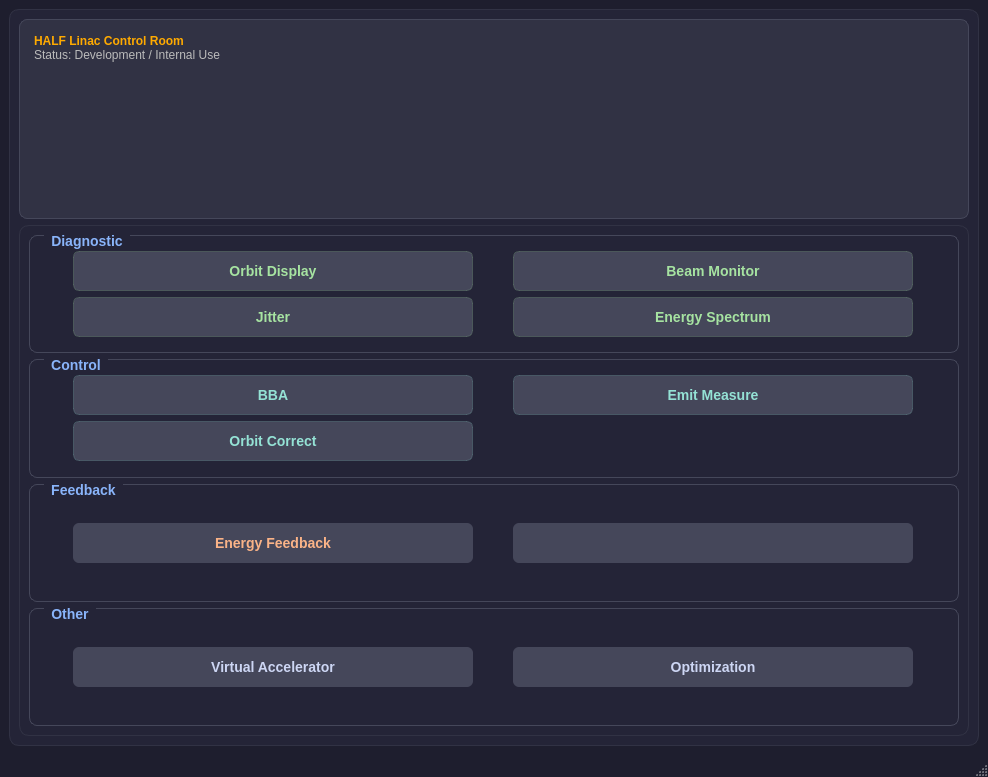
Old version of the form src/apps/launcher/gui.ui in the repository ustc-zhr/half_linac.
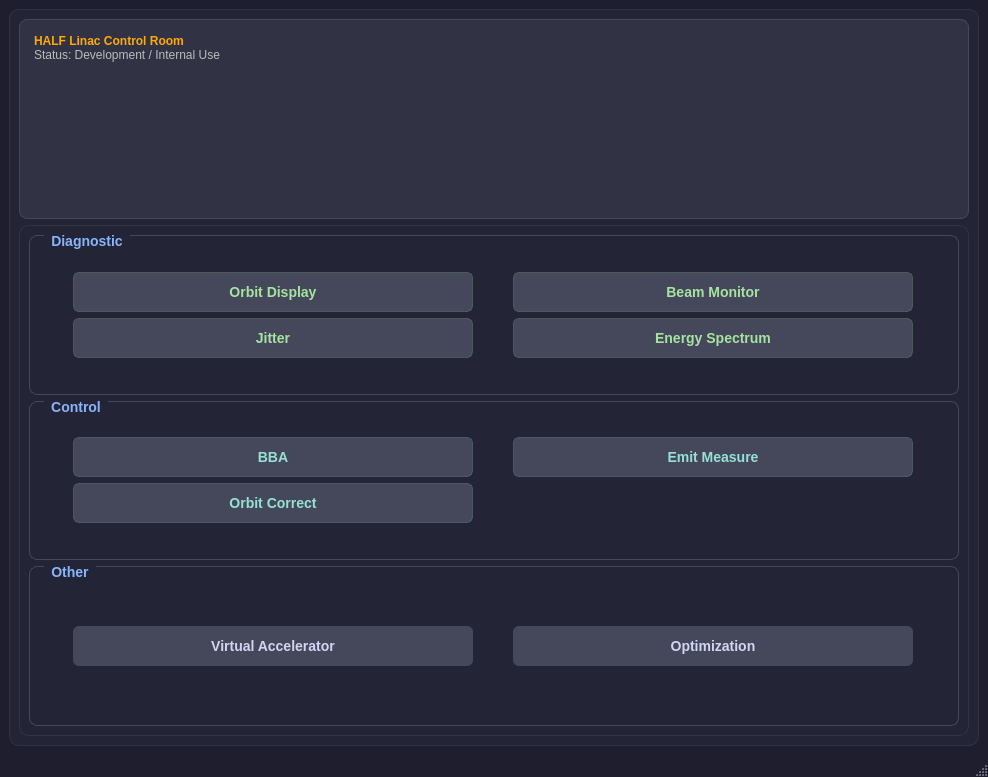
New version of the form. Icons and pictures are not drawn.

Patch:
```diff
--- a/src/apps/launcher/gui.ui
+++ b/src/apps/launcher/gui.ui
@@ -70,19 +70,13 @@
 	border: 1px solid rgba(166, 227, 161, 0.2); /* 20% 透明度的绿色边框 */
 }
 
-/*  危险/自动控制按钮：橙色文字 (Energy Feedback) */
+/*  控制功能按钮 */
 QPushButton#BBA,QPushButton#emitmeasure,QPushButton#orbit_correct{
     color: #94e2d5;
 	border: 1px solid rgba(148, 226, 213, 0.2); /* 20% 透明度的青色边框 */
 }
 
 
-/*  危险/自动控制按钮：橙色文字 (Energy Feedback) */
-QPushButton#energy_feedback {
-    color: #fab387;
-}
-
-
 /* 容器边框美化 */
 QFrame {
     border: 1px solid #313244;
@@ -366,60 +360,6 @@
               </layout>
              </widget>
             </item>
-            <item>
-             <widget class="QGroupBox" name="groupBox">
-              <property name="title">
-               <string>Feedback</string>
-              </property>
-              <layout class="QVBoxLayout" name="verticalLayout_8">
-               <item>
-                <layout class="QGridLayout" name="gridLayout">
-                 <item row="0" column="0">
-                  <widget class="QPushButton" name="energy_feedback">
-                   <property name="minimumSize">
-                    <size>
-                     <width>0</width>
-                     <height>40</height>
-                    </size>
-                   </property>
-                   <property name="maximumSize">
-                    <size>
-                     <width>400</width>
-                     <height>16777215</height>
-                    </size>
-                   </property>
-                   <property name="styleSheet">
-                    <string notr="true"/>
-                   </property>
-                   <property name="text">
-                    <string>Energy Feedback</string>
-                   </property>
-                  </widget>
-                 </item>
-                 <item row="0" column="1">
-                  <widget class="QPushButton" name="pushButton_5">
-                   <property name="minimumSize">
-                    <size>
-                     <width>0</width>
-                     <height>40</height>
-                    </size>
-                   </property>
-                   <property name="maximumSize">
-                    <size>
-                     <width>400</width>
-                     <height>16777215</height>
-                    </size>
-                   </property>
-                   <property name="text">
-                    <string/>
-                   </property>
-                  </widget>
-                 </item>
-                </layout>
-               </item>
-              </layout>
-             </widget>
-            </item>
             <item>
              <widget class="QGroupBox" name="groupBox_3">
               <property name="title">
```
